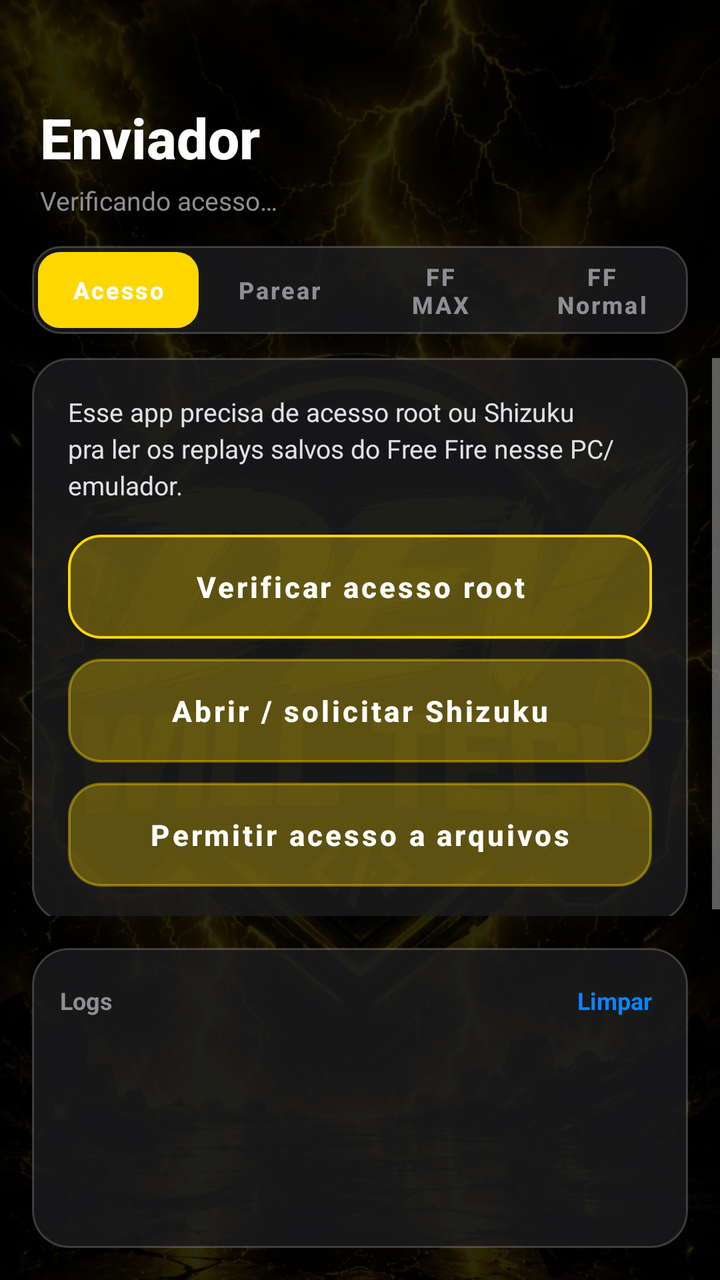
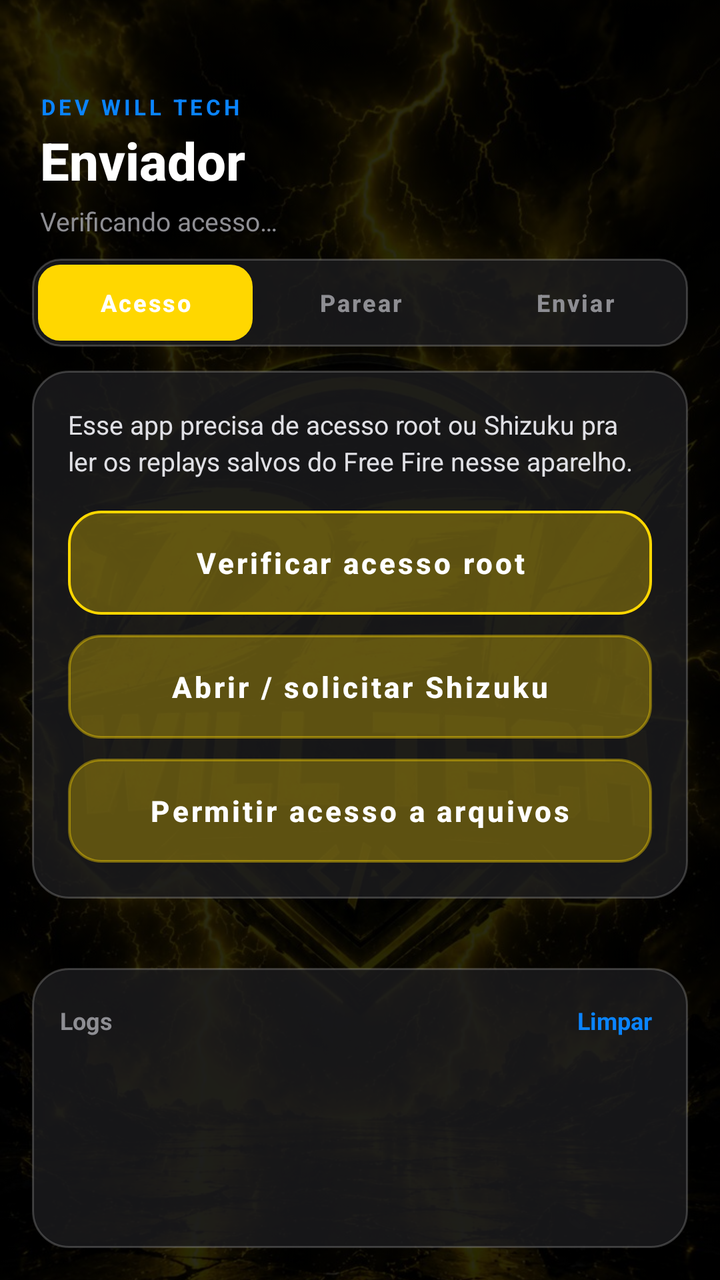

The first picture is an Android layout as it rendered before a commit; the second is the same layout after the commit. The layout source and the unified diff follow.
<!-- AndroidManifest.xml: application theme Theme.ReplayXSender -->
<!-- res/layout/activity_main.xml -->
<?xml version="1.0" encoding="utf-8"?>
<FrameLayout xmlns:android="http://schemas.android.com/apk/res/android"
    android:layout_width="match_parent"
    android:layout_height="match_parent"
    android:background="#000000">

    <ImageView
        android:layout_width="match_parent"
        android:layout_height="match_parent"
        android:src="@drawable/bg_devwill"
        android:scaleType="centerCrop"
        android:alpha="0.35" />

    <View
        android:layout_width="match_parent"
        android:layout_height="match_parent"
        android:background="#88000000" />

    <LinearLayout
        android:layout_width="match_parent"
        android:layout_height="match_parent"
        android:orientation="vertical">

        
        <LinearLayout
            android:layout_width="match_parent"
            android:layout_height="wrap_content"
            android:orientation="vertical"
            android:paddingStart="20dp"
            android:paddingEnd="20dp"
            android:paddingTop="50dp"
            android:paddingBottom="14dp">

            <TextView
                android:layout_width="wrap_content"
                android:layout_height="wrap_content"
                android:text="Enviador"
                android:textColor="#FFFFFF"
                android:textSize="28sp"
                android:textStyle="bold"
                android:fontFamily="sans-serif-medium" />

            <TextView
                android:id="@+id/tvShellStatus"
                android:layout_width="wrap_content"
                android:layout_height="wrap_content"
                android:text="Verificando acesso…"
                android:textColor="#8E8E93"
                android:textSize="13sp"
                android:layout_marginTop="4dp" />

        </LinearLayout>

        
        <LinearLayout
            android:layout_width="match_parent"
            android:layout_height="44dp"
            android:layout_marginStart="16dp"
            android:layout_marginEnd="16dp"
            android:layout_marginBottom="12dp"
            android:orientation="horizontal"
            android:background="@drawable/ios_tab_bar"
            android:padding="3dp">

            <Button
                android:id="@+id/tabPermissao"
                android:layout_width="0dp"
                android:layout_height="match_parent"
                android:layout_weight="1"
                android:text="Acesso"
                android:textAllCaps="false"
                android:textSize="12sp"
                android:textStyle="bold"
                android:textColor="#FFFFFF"
                android:background="@drawable/ios_tab_selected"
                android:stateListAnimator="@null"
                android:insetTop="0dp"
                android:insetBottom="0dp" />

            <Button
                android:id="@+id/tabPareamento"
                android:layout_width="0dp"
                android:layout_height="match_parent"
                android:layout_weight="1"
                android:text="Parear"
                android:textAllCaps="false"
                android:textSize="12sp"
                android:textStyle="bold"
                android:textColor="#8E8E93"
                android:background="@android:color/transparent"
                android:stateListAnimator="@null"
                android:insetTop="0dp"
                android:insetBottom="0dp" />

            <Button
                android:id="@+id/tabFFM"
                android:layout_width="0dp"
                android:layout_height="match_parent"
                android:layout_weight="1"
                android:text="FF MAX"
                android:textAllCaps="false"
                android:textSize="12sp"
                android:textStyle="bold"
                android:textColor="#8E8E93"
                android:background="@android:color/transparent"
                android:stateListAnimator="@null"
                android:insetTop="0dp"
                android:insetBottom="0dp" />

            <Button
                android:id="@+id/tabFFN"
                android:layout_width="0dp"
                android:layout_height="match_parent"
                android:layout_weight="1"
                android:text="FF Normal"
                android:textAllCaps="false"
                android:textSize="12sp"
                android:textStyle="bold"
                android:textColor="#8E8E93"
                android:background="@android:color/transparent"
                android:stateListAnimator="@null"
                android:insetTop="0dp"
                android:insetBottom="0dp" />

        </LinearLayout>

        <ScrollView
            android:layout_width="match_parent"
            android:layout_height="0dp"
            android:layout_weight="1">

            <FrameLayout
                android:layout_width="match_parent"
                android:layout_height="wrap_content"
                android:paddingStart="16dp"
                android:paddingEnd="16dp">

                
                <LinearLayout
                    android:id="@+id/secPermissao"
                    android:layout_width="match_parent"
                    android:layout_height="wrap_content"
                    android:orientation="vertical">

                    <LinearLayout
                        android:layout_width="match_parent"
                        android:layout_height="wrap_content"
                        android:orientation="vertical"
                        android:background="@drawable/ios_card"
                        android:padding="18dp">

                        <TextView
                            android:layout_width="match_parent"
                            android:layout_height="wrap_content"
                            android:text="Esse app precisa de acesso root ou Shizuku pra ler os replays salvos do Free Fire nesse PC/emulador."
                            android:textColor="#E0E0E5"
                            android:textSize="13sp"
                            android:lineSpacingExtra="3dp"
                            android:layout_marginBottom="16dp" />

                        <Button
                            android:id="@+id/btnSolicitarRoot"
                            android:layout_width="match_parent"
                            android:layout_height="52dp"
                            android:text="Verificar acesso root"
                            android:textAllCaps="false"
                            android:textColor="#FFFFFF"
                            android:textSize="14.5sp"
                            android:textStyle="bold"
                            android:background="@drawable/ios_btn_primary"
                            android:stateListAnimator="@null" />

                        <Button
                            android:id="@+id/btnSolicitarShizuku"
                            android:layout_width="match_parent"
                            android:layout_height="52dp"
                            android:text="Abrir / solicitar Shizuku"
                            android:textAllCaps="false"
                            android:textColor="#FFFFFF"
                            android:textSize="14.5sp"
                            android:textStyle="bold"
                            android:background="@drawable/ios_btn_secondary"
                            android:stateListAnimator="@null"
                            android:layout_marginTop="10dp" />

                        <Button
                            android:id="@+id/btnSolicitarArquivos"
                            android:layout_width="match_parent"
                            android:layout_height="52dp"
                            android:text="Permitir acesso a arquivos"
                            android:textAllCaps="false"
                            android:textColor="#FFFFFF"
                            android:textSize="14.5sp"
                            android:textStyle="bold"
                            android:background="@drawable/ios_btn_secondary"
                            android:stateListAnimator="@null"
                            android:layout_marginTop="10dp" />

                    </LinearLayout>

                </LinearLayout>

                
                <LinearLayout
                    android:id="@+id/secPareamento"
                    android:layout_width="match_parent"
                    android:layout_height="wrap_content"
                    android:orientation="vertical"
                    android:visibility="gone">

                    <LinearLayout
                        android:layout_width="match_parent"
                        android:layout_height="wrap_content"
                        android:orientation="vertical"
                        android:background="@drawable/ios_card"
                        android:padding="18dp">

                        <TextView
                            android:layout_width="match_parent"
                            android:layout_height="wrap_content"
                            android:text="Gere um código e informe no app do celular pra parear os dois aparelhos."
                            android:textColor="#E0E0E5"
                            android:textSize="13sp"
                            android:lineSpacingExtra="3dp"
                            android:layout_marginBottom="16dp" />

                        <Button
                            android:id="@+id/btnGerarCodigo"
                            android:layout_width="match_parent"
                            android:layout_height="52dp"
                            android:text="Gerar código de pareamento"
                            android:textAllCaps="false"
                            android:textColor="#FFFFFF"
                            android:textSize="14.5sp"
                            android:textStyle="bold"
                            android:background="@drawable/ios_btn_primary"
                            android:stateListAnimator="@null" />

                        <LinearLayout
                            android:id="@+id/boxCodigo"
                            android:layout_width="match_parent"
                            android:layout_height="wrap_content"
                            android:orientation="vertical"
                            android:gravity="center"
                            android:background="@drawable/ios_input"
                            android:padding="20dp"
                            android:layout_marginTop="16dp"
                            android:visibility="gone">

                            <TextView
                                android:layout_width="wrap_content"
                                android:layout_height="wrap_content"
                                android:text="CÓDIGO DE PAREAMENTO"
                                android:textColor="#8E8E93"
                                android:textSize="10.5sp"
                                android:letterSpacing="0.1" />

                            <TextView
                                android:id="@+id/tvCodigo"
                                android:layout_width="wrap_content"
                                android:layout_height="wrap_content"
                                android:text="------"
                                android:textColor="#0A84FF"
                                android:textSize="36sp"
                                android:textStyle="bold"
                                android:letterSpacing="0.12"
                                android:layout_marginTop="4dp" />

                            <TextView
                                android:id="@+id/tvCodigoExpira"
                                android:layout_width="wrap_content"
                                android:layout_height="wrap_content"
                                android:text="expira em 10 min"
                                android:textColor="#8E8E93"
                                android:textSize="11sp"
                                android:layout_marginTop="4dp" />

                        </LinearLayout>

                    </LinearLayout>

                    <LinearLayout
                        android:id="@+id/boxConectado"
                        android:layout_width="match_parent"
                        android:layout_height="wrap_content"
                        android:orientation="vertical"
                        android:background="@drawable/ios_card"
                        android:padding="18dp"
                        android:layout_marginTop="14dp"
                        android:visibility="gone">

                        <LinearLayout
                            android:layout_width="wrap_content"
                            android:layout_height="wrap_content"
                            android:orientation="horizontal"
                            android:gravity="center_vertical"
                            android:background="@drawable/ios_pill_ok"
                            android:paddingStart="10dp"
                            android:paddingEnd="10dp"
                            android:paddingTop="4dp"
                            android:paddingBottom="4dp">

                            <TextView
                                android:layout_width="wrap_content"
                                android:layout_height="wrap_content"
                                android:text="● Conectado"
                                android:textColor="#34C759"
                                android:textSize="11sp"
                                android:textStyle="bold" />

                        </LinearLayout>

                        <TextView
                            android:id="@+id/tvDispositivoModelo"
                            android:layout_width="wrap_content"
                            android:layout_height="wrap_content"
                            android:text="—"
                            android:textColor="#FFFFFF"
                            android:textSize="17sp"
                            android:textStyle="bold"
                            android:layout_marginTop="10dp" />

                        <TextView
                            android:id="@+id/tvDispositivoBateria"
                            android:layout_width="wrap_content"
                            android:layout_height="wrap_content"
                            android:text="Bateria: —"
                            android:textColor="#8E8E93"
                            android:textSize="13sp"
                            android:layout_marginTop="2dp" />

                        <Button
                            android:id="@+id/btnDesparear"
                            android:layout_width="match_parent"
                            android:layout_height="48dp"
                            android:text="Desparear"
                            android:textAllCaps="false"
                            android:textColor="#FFFFFF"
                            android:textSize="13.5sp"
                            android:textStyle="bold"
                            android:background="@drawable/ios_btn_danger"
                            android:stateListAnimator="@null"
                            android:layout_marginTop="14dp" />

                    </LinearLayout>

                </LinearLayout>

                
                <LinearLayout
                    android:id="@+id/secFFM"
                    android:layout_width="match_parent"
                    android:layout_height="wrap_content"
                    android:orientation="vertical"
                    android:visibility="gone">

                    <LinearLayout
                        android:layout_width="match_parent"
                        android:layout_height="wrap_content"
                        android:orientation="vertical"
                        android:background="@drawable/ios_card"
                        android:padding="18dp">

                        <TextView
                            android:layout_width="match_parent"
                            android:layout_height="wrap_content"
                            android:text="Envia o replay mais recente do Free Fire MAX instalado nesse PC/emulador pro aparelho pareado."
                            android:textColor="#E0E0E5"
                            android:textSize="13sp"
                            android:lineSpacingExtra="3dp"
                            android:layout_marginBottom="16dp" />

                        <Button
                            android:id="@+id/btnEnviarFFM"
                            android:layout_width="match_parent"
                            android:layout_height="54dp"
                            android:text="Enviar replay FF MAX"
                            android:textAllCaps="false"
                            android:textColor="#FFFFFF"
                            android:textSize="14.5sp"
                            android:textStyle="bold"
                            android:background="@drawable/ios_btn_primary"
                            android:stateListAnimator="@null" />

                    </LinearLayout>

                </LinearLayout>

                
                <LinearLayout
                    android:id="@+id/secFFN"
                    android:layout_width="match_parent"
                    android:layout_height="wrap_content"
                    android:orientation="vertical"
                    android:visibility="gone">

                    <LinearLayout
                        android:layout_width="match_parent"
                        android:layout_height="wrap_content"
                        android:orientation="vertical"
                        android:background="@drawable/ios_card"
                        android:padding="18dp">

                        <TextView
                            android:layout_width="match_parent"
                            android:layout_height="wrap_content"
                            android:text="Envia o replay mais recente do Free Fire Normal instalado nesse PC/emulador pro aparelho pareado."
                            android:textColor="#E0E0E5"
                            android:textSize="13sp"
                            android:lineSpacingExtra="3dp"
                            android:layout_marginBottom="16dp" />

                        <Button
                            android:id="@+id/btnEnviarFFN"
                            android:layout_width="match_parent"
                            android:layout_height="54dp"
                            android:text="Enviar replay FF Normal"
                            android:textAllCaps="false"
                            android:textColor="#FFFFFF"
                            android:textSize="14.5sp"
                            android:textStyle="bold"
                            android:background="@drawable/ios_btn_primary"
                            android:stateListAnimator="@null" />

                    </LinearLayout>

                </LinearLayout>

            </FrameLayout>

        </ScrollView>

        
        <LinearLayout
            android:layout_width="match_parent"
            android:layout_height="150dp"
            android:orientation="vertical"
            android:background="@drawable/ios_card"
            android:layout_margin="16dp"
            android:padding="14dp">

            <LinearLayout
                android:layout_width="match_parent"
                android:layout_height="wrap_content"
                android:orientation="horizontal"
                android:gravity="center_vertical">

                <TextView
                    android:layout_width="0dp"
                    android:layout_height="wrap_content"
                    android:layout_weight="1"
                    android:text="Logs"
                    android:textColor="#8E8E93"
                    android:textSize="12sp"
                    android:textStyle="bold" />

                <TextView
                    android:id="@+id/btnLimparLogs"
                    android:layout_width="wrap_content"
                    android:layout_height="wrap_content"
                    android:text="Limpar"
                    android:textColor="#0A84FF"
                    android:textSize="12sp"
                    android:textStyle="bold"
                    android:padding="4dp" />

            </LinearLayout>

            <ScrollView
                android:id="@+id/scrollLog"
                android:layout_width="match_parent"
                android:layout_height="0dp"
                android:layout_weight="1"
                android:scrollbars="none">

                <TextView
                    android:id="@+id/tvLog"
                    android:layout_width="match_parent"
                    android:layout_height="wrap_content"
                    android:fontFamily="monospace"
                    android:text=""
                    android:textColor="#C7C7CC"
                    android:textSize="10.5sp"
                    android:lineSpacingExtra="2dp" />

            </ScrollView>

        </LinearLayout>

    </LinearLayout>

    
    <FrameLayout
        android:id="@+id/overlayAguarde"
        android:layout_width="match_parent"
        android:layout_height="match_parent"
        android:background="#CC000000"
        android:clickable="true"
        android:focusable="true"
        android:visibility="gone">

        <LinearLayout
            android:layout_width="220dp"
            android:layout_height="wrap_content"
            android:layout_gravity="center"
            android:orientation="vertical"
            android:gravity="center"
            android:background="@drawable/ios_card"
            android:padding="26dp">

            <ProgressBar
                android:layout_width="40dp"
                android:layout_height="40dp"
                android:indeterminateTint="#0A84FF"
                android:layout_marginBottom="16dp" />

            <TextView
                android:id="@+id/tvAguarde"
                android:layout_width="wrap_content"
                android:layout_height="wrap_content"
                android:text="Enviando replay…"
                android:textColor="#FFFFFF"
                android:textSize="14.5sp"
                android:textStyle="bold"
                android:gravity="center" />

        </LinearLayout>

    </FrameLayout>

</FrameLayout>
<!-- resources referenced by this layout -->
<resources>
  <!-- drawable bg_devwill: jpg bitmap (drawable, 194284 bytes) -->
  <!-- drawable ios_btn_danger (drawable) -->
  <?xml version="1.0" encoding="utf-8"?>
  <shape xmlns:android="http://schemas.android.com/apk/res/android" android:shape="rectangle">
      <solid android:color="#4DFF453A" />
      <stroke android:width="1.3dp" android:color="#FF453A" />
      <corners android:radius="16dp" />
  </shape>
  <!-- drawable ios_btn_primary (drawable) -->
  <?xml version="1.0" encoding="utf-8"?>
  <shape xmlns:android="http://schemas.android.com/apk/res/android" android:shape="rectangle">
      <solid android:color="#4D0A84FF" />
      <stroke android:width="1.3dp" android:color="#0A84FF" />
      <corners android:radius="16dp" />
  </shape>
  <!-- drawable ios_btn_secondary (drawable) -->
  <?xml version="1.0" encoding="utf-8"?>
  <shape xmlns:android="http://schemas.android.com/apk/res/android" android:shape="rectangle">
      <solid android:color="#4DFFFFFF" />
      <stroke android:width="1.2dp" android:color="#66FFFFFF" />
      <corners android:radius="16dp" />
  </shape>
  <!-- drawable ios_card (drawable) -->
  <?xml version="1.0" encoding="utf-8"?>
  <shape xmlns:android="http://schemas.android.com/apk/res/android" android:shape="rectangle">
      <solid android:color="#CC1C1C1E" />
      <stroke android:width="1dp" android:color="#33FFFFFF" />
      <corners android:radius="18dp" />
  </shape>
  <!-- drawable ios_input (drawable) -->
  <?xml version="1.0" encoding="utf-8"?>
  <shape xmlns:android="http://schemas.android.com/apk/res/android" android:shape="rectangle">
      <solid android:color="#4D2C2C2E" />
      <stroke android:width="1.2dp" android:color="#4D0A84FF" />
      <corners android:radius="14dp" />
  </shape>
  <!-- drawable ios_pill_ok (drawable) -->
  <?xml version="1.0" encoding="utf-8"?>
  <shape xmlns:android="http://schemas.android.com/apk/res/android" android:shape="rectangle">
      <solid android:color="#1E3A2A" />
      <corners android:radius="12dp" />
  </shape>
  <!-- drawable ios_tab_bar (drawable) -->
  <?xml version="1.0" encoding="utf-8"?>
  <shape xmlns:android="http://schemas.android.com/apk/res/android" android:shape="rectangle">
      <solid android:color="#CC1C1C1E" />
      <stroke android:width="1dp" android:color="#33FFFFFF" />
      <corners android:radius="14dp" />
  </shape>
  <!-- drawable ios_tab_selected (drawable) -->
  <?xml version="1.0" encoding="utf-8"?>
  <shape xmlns:android="http://schemas.android.com/apk/res/android" android:shape="rectangle">
      <solid android:color="#0A84FF" />
      <corners android:radius="11dp" />
  </shape>
  <style name="Theme.ReplayXSender" parent="Theme.MaterialComponents.NoActionBar">
          <item name="colorPrimary">#FFD700</item>
          <item name="colorPrimaryVariant">#FFA500</item>
          <item name="colorOnPrimary">#000000</item>
          <item name="colorSecondary">#CC8800</item>
          <item name="colorOnSecondary">#000000</item>
          <item name="android:statusBarColor">#080800</item>
          <item name="android:navigationBarColor">#080800</item>
          <item name="android:windowBackground">#080800</item>
      </style>
</resources>

<!-- the commit's change to res/layout/activity_main.xml (unified diff, before → after) -->
@@ -28,17 +28,28 @@
             android:orientation="vertical"
             android:paddingStart="20dp"
             android:paddingEnd="20dp"
-            android:paddingTop="50dp"
-            android:paddingBottom="14dp">
+            android:paddingTop="46dp"
+            android:paddingBottom="10dp">
 
             <TextView
+                android:layout_width="wrap_content"
+                android:layout_height="wrap_content"
+                android:text="DEV WILL TECH"
+                android:textColor="#0A84FF"
+                android:textSize="11sp"
+                android:textStyle="bold"
+                android:letterSpacing="0.15" />
+
+            <TextView
+                android:id="@+id/tvTitulo"
                 android:layout_width="wrap_content"
                 android:layout_height="wrap_content"
                 android:text="Enviador"
                 android:textColor="#FFFFFF"
-                android:textSize="28sp"
+                android:textSize="26sp"
                 android:textStyle="bold"
-                android:fontFamily="sans-serif-medium" />
+                android:fontFamily="sans-serif-medium"
+                android:layout_marginTop="2dp" />
 
             <TextView
                 android:id="@+id/tvShellStatus"
@@ -93,11 +104,11 @@
                 android:insetBottom="0dp" />
 
             <Button
-                android:id="@+id/tabFFM"
+                android:id="@+id/tabEnviar"
                 android:layout_width="0dp"
                 android:layout_height="match_parent"
                 android:layout_weight="1"
-                android:text="FF MAX"
+                android:text="Enviar"
                 android:textAllCaps="false"
                 android:textSize="12sp"
                 android:textStyle="bold"
@@ -107,21 +118,6 @@
                 android:insetTop="0dp"
                 android:insetBottom="0dp" />
 
-            <Button
-                android:id="@+id/tabFFN"
-                android:layout_width="0dp"
-                android:layout_height="match_parent"
-                android:layout_weight="1"
-                android:text="FF Normal"
-                android:textAllCaps="false"
-                android:textSize="12sp"
-                android:textStyle="bold"
-                android:textColor="#8E8E93"
-                android:background="@android:color/transparent"
-                android:stateListAnimator="@null"
-                android:insetTop="0dp"
-                android:insetBottom="0dp" />
-
         </LinearLayout>
 
         <ScrollView
@@ -152,7 +148,7 @@
                         <TextView
                             android:layout_width="match_parent"
                             android:layout_height="wrap_content"
-                            android:text="Esse app precisa de acesso root ou Shizuku pra ler os replays salvos do Free Fire nesse PC/emulador."
+                            android:text="Esse app precisa de acesso root ou Shizuku pra ler os replays salvos do Free Fire nesse aparelho."
                             android:textColor="#E0E0E5"
                             android:textSize="13sp"
                             android:lineSpacingExtra="3dp"
@@ -267,13 +263,24 @@
                                 android:layout_marginTop="4dp" />
 
                             <TextView
+                                android:id="@+id/btnCopiarCodigo"
+                                android:layout_width="wrap_content"
+                                android:layout_height="wrap_content"
+                                android:text="Copiar código"
+                                android:textColor="#0A84FF"
+                                android:textSize="12.5sp"
+                                android:textStyle="bold"
+                                android:padding="8dp"
+                                android:layout_marginTop="6dp" />
+
+                            <TextView
                                 android:id="@+id/tvCodigoExpira"
                                 android:layout_width="wrap_content"
                                 android:layout_height="wrap_content"
                                 android:text="expira em 10 min"
                                 android:textColor="#8E8E93"
                                 android:textSize="11sp"
-                                android:layout_marginTop="4dp" />
+                                android:layout_marginTop="2dp" />
 
                         </LinearLayout>
 
@@ -320,15 +327,6 @@
                             android:textStyle="bold"
                             android:layout_marginTop="10dp" />
 
-                        <TextView
-                            android:id="@+id/tvDispositivoBateria"
-                            android:layout_width="wrap_content"
-                            android:layout_height="wrap_content"
-                            android:text="Bateria: —"
-                            android:textColor="#8E8E93"
-                            android:textSize="13sp"
-                            android:layout_marginTop="2dp" />
-
                         <Button
                             android:id="@+id/btnDesparear"
                             android:layout_width="match_parent"
@@ -348,7 +346,7 @@
 
                 
                 <LinearLayout
-                    android:id="@+id/secFFM"
+                    android:id="@+id/secEnviar"
                     android:layout_width="match_parent"
                     android:layout_height="wrap_content"
                     android:orientation="vertical"
@@ -364,7 +362,7 @@
                         <TextView
                             android:layout_width="match_parent"
                             android:layout_height="wrap_content"
-                            android:text="Envia o replay mais recente do Free Fire MAX instalado nesse PC/emulador pro aparelho pareado."
+                            android:text="Envia o replay mais recente do Free Fire instalado nesse aparelho pro aparelho pareado."
                             android:textColor="#E0E0E5"
                             android:textSize="13sp"
                             android:lineSpacingExtra="3dp"
@@ -382,34 +380,6 @@
                             android:background="@drawable/ios_btn_primary"
                             android:stateListAnimator="@null" />
 
-                    </LinearLayout>
-
-                </LinearLayout>
-
-                
-                <LinearLayout
-                    android:id="@+id/secFFN"
-                    android:layout_width="match_parent"
-                    android:layout_height="wrap_content"
-                    android:orientation="vertical"
-                    android:visibility="gone">
-
-                    <LinearLayout
-                        android:layout_width="match_parent"
-                        android:layout_height="wrap_content"
-                        android:orientation="vertical"
-                        android:background="@drawable/ios_card"
-                        android:padding="18dp">
-
-                        <TextView
-                            android:layout_width="match_parent"
-                            android:layout_height="wrap_content"
-                            android:text="Envia o replay mais recente do Free Fire Normal instalado nesse PC/emulador pro aparelho pareado."
-                            android:textColor="#E0E0E5"
-                            android:textSize="13sp"
-                            android:lineSpacingExtra="3dp"
-                            android:layout_marginBottom="16dp" />
-
                         <Button
                             android:id="@+id/btnEnviarFFN"
                             android:layout_width="match_parent"
@@ -419,8 +389,9 @@
                             android:textColor="#FFFFFF"
                             android:textSize="14.5sp"
                             android:textStyle="bold"
-                            android:background="@drawable/ios_btn_primary"
-                            android:stateListAnimator="@null" />
+                            android:background="@drawable/ios_btn_secondary"
+                            android:stateListAnimator="@null"
+                            android:layout_marginTop="10dp" />
 
                     </LinearLayout>
 
@@ -433,7 +404,7 @@
         
         <LinearLayout
             android:layout_width="match_parent"
-            android:layout_height="150dp"
+            android:layout_height="140dp"
             android:orientation="vertical"
             android:background="@drawable/ios_card"
             android:layout_margin="16dp"
